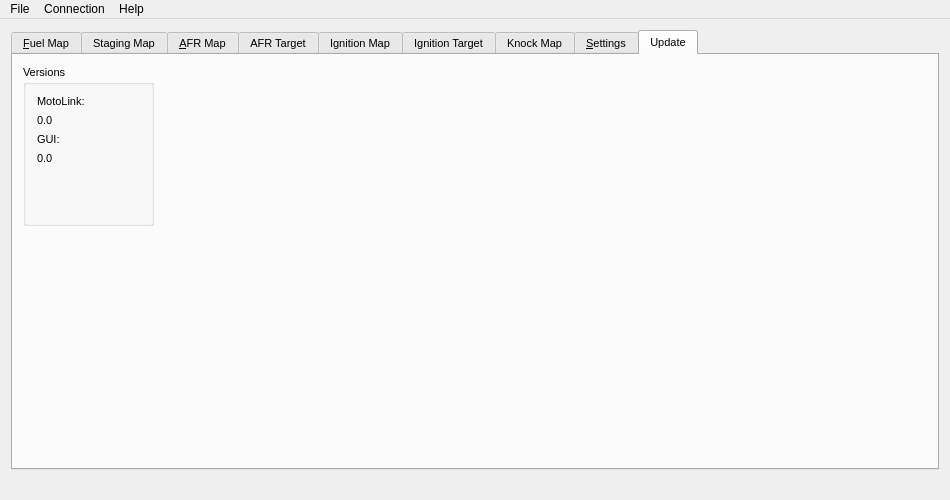
Old version of the form GUI/MotoLink/ui/main.ui in the repository fpoussin/MotoLink.
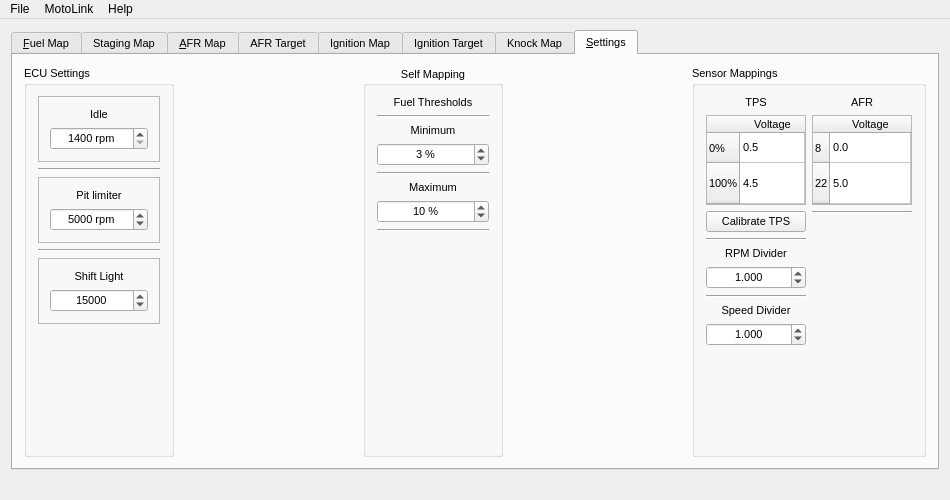
New version of the form. The open tabs and pages were chosen to show the change. Icons and pictures are not drawn.

Commit message: [GUI] Moving update to a dialog instead of a tab. Adding HRC class to import/export .E2P hex files.

Patch:
```diff
--- a/GUI/MotoLink/ui/main.ui
+++ b/GUI/MotoLink/ui/main.ui
@@ -880,71 +880,6 @@
         </item>
        </layout>
       </widget>
-      <widget class="QWidget" name="tabUpdate">
-       <attribute name="icon">
-        <iconset resource="../res/oxygen.qrc">
-         <normaloff>:/oxygen/32x32/devices/media-flash.png</normaloff>:/oxygen/32x32/devices/media-flash.png</iconset>
-       </attribute>
-       <attribute name="title">
-        <string>Update</string>
-       </attribute>
-       <widget class="QGroupBox" name="groupBox">
-        <property name="geometry">
-         <rect>
-          <x>10</x>
-          <y>10</y>
-          <width>131</width>
-          <height>161</height>
-         </rect>
-        </property>
-        <property name="title">
-         <string>Versions</string>
-        </property>
-        <layout class="QGridLayout" name="gridLayout_3">
-         <item row="1" column="0">
-          <widget class="QLabel" name="lMotolink">
-           <property name="text">
-            <string>0.0</string>
-           </property>
-          </widget>
-         </item>
-         <item row="4" column="0">
-          <widget class="QLabel" name="lGui">
-           <property name="text">
-            <string>0.0</string>
-           </property>
-          </widget>
-         </item>
-         <item row="3" column="0" colspan="2">
-          <widget class="QLabel" name="ltGui">
-           <property name="text">
-            <string>GUI: </string>
-           </property>
-          </widget>
-         </item>
-         <item row="0" column="0" colspan="2">
-          <widget class="QLabel" name="ltMotolink">
-           <property name="text">
-            <string>MotoLink: </string>
-           </property>
-          </widget>
-         </item>
-         <item row="5" column="1">
-          <spacer name="verticalSpacer">
-           <property name="orientation">
-            <enum>Qt::Vertical</enum>
-           </property>
-           <property name="sizeHint" stdset="0">
-            <size>
-             <width>20</width>
-             <height>40</height>
-            </size>
-           </property>
-          </spacer>
-         </item>
-        </layout>
-       </widget>
-      </widget>
      </widget>
     </item>
    </layout>
@@ -982,7 +917,7 @@
    </widget>
    <widget class="QMenu" name="menuConnection">
     <property name="title">
-     <string>Connection</string>
+     <string>MotoLink</string>
     </property>
     <addaction name="actionConnect"/>
     <addaction name="actionDisconnect"/>
```
Left out of the diff: 10 changed lines with no effect on the pictures. The commit also changes 18 other files.
